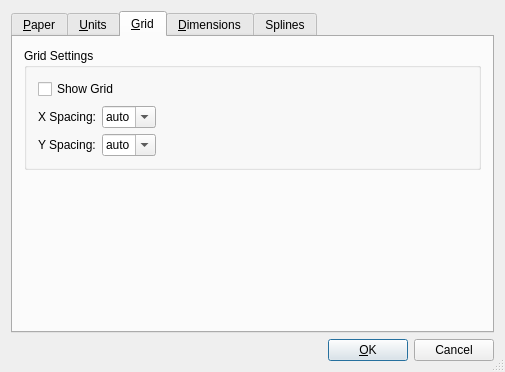
This is src/ui/forms/qg_dlgoptionsdrawing.ui in melanes/sodacad as Qt 5 draws it before an edit. The edited form follows.
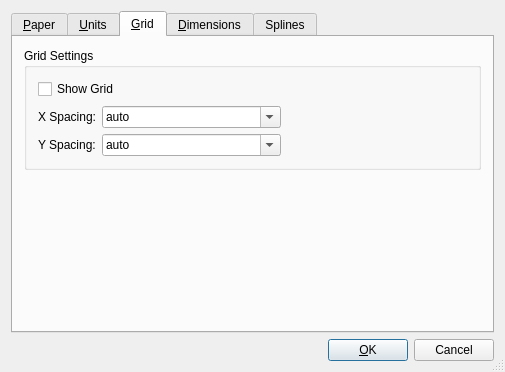
This is the edited form. The open tabs and pages were chosen to show the change. Custom widgets are drawn as their Qt base class.

What changed in the file:
```diff
--- a/src/ui/forms/qg_dlgoptionsdrawing.ui
+++ b/src/ui/forms/qg_dlgoptionsdrawing.ui
@@ -414,14 +414,14 @@
       <attribute name="title">
        <string>&amp;Grid</string>
       </attribute>
-      <layout class="QVBoxLayout">
-       <item>
+      <layout class="QGridLayout" name="gridLayout_2">
+       <item row="0" column="0">
         <widget class="Q3ButtonGroup" name="bgGrid">
          <property name="title">
           <string>Grid Settings</string>
          </property>
-         <layout class="QVBoxLayout">
-          <item>
+         <layout class="QGridLayout" name="gridLayout">
+          <item row="0" column="0" colspan="3">
            <layout class="QHBoxLayout">
             <item>
              <widget class="QCheckBox" name="cbGridOn">
@@ -448,41 +448,7 @@
             </item>
            </layout>
           </item>
-          <item>
-           <layout class="QGridLayout">
-            <item row="1" column="2">
-             <spacer name="spacer14_2">
-              <property name="orientation">
-               <enum>Qt::Horizontal</enum>
-              </property>
-              <property name="sizeType">
-               <enum>QSizePolicy::Expanding</enum>
-              </property>
-              <property name="sizeHint" stdset="0">
-               <size>
-                <width>111</width>
-                <height>20</height>
-               </size>
-              </property>
-             </spacer>
-            </item>
-            <item row="0" column="2">
-             <spacer name="spacer14">
-              <property name="orientation">
-               <enum>Qt::Horizontal</enum>
-              </property>
-              <property name="sizeType">
-               <enum>QSizePolicy::Expanding</enum>
-              </property>
-              <property name="sizeHint" stdset="0">
-               <size>
-                <width>111</width>
-                <height>20</height>
-               </size>
-              </property>
-             </spacer>
-            </item>
-            <item row="0" column="0">
+          <item row="1" column="0">
              <widget class="QLabel" name="lXSpacing">
               <property name="text">
                <string>X Spacing:</string>
@@ -493,7 +459,13 @@
              </widget>
             </item>
             <item row="1" column="1">
-             <widget class="QComboBox" name="cbYSpacing">
+           <widget class="QComboBox" name="cbXSpacing">
+            <property name="sizePolicy">
+             <sizepolicy hsizetype="MinimumExpanding" vsizetype="Fixed">
+              <horstretch>0</horstretch>
+              <verstretch>0</verstretch>
+             </sizepolicy>
+            </property>
               <property name="editable">
                <bool>true</bool>
               </property>
@@ -524,7 +496,23 @@
               </item>
              </widget>
             </item>
-            <item row="1" column="0">
+          <item row="1" column="2">
+           <spacer name="spacer14">
+            <property name="orientation">
+             <enum>Qt::Horizontal</enum>
+            </property>
+            <property name="sizeType">
+             <enum>QSizePolicy::Expanding</enum>
+            </property>
+            <property name="sizeHint" stdset="0">
+             <size>
+              <width>180</width>
+              <height>20</height>
+             </size>
+            </property>
+           </spacer>
+          </item>
+          <item row="2" column="0">
              <widget class="QLabel" name="lYSpacing">
               <property name="text">
                <string>Y Spacing:</string>
@@ -534,8 +522,14 @@
               </property>
              </widget>
             </item>
-            <item row="0" column="1">
-             <widget class="QComboBox" name="cbXSpacing">
+          <item row="2" column="1">
+           <widget class="QComboBox" name="cbYSpacing">
+            <property name="sizePolicy">
+             <sizepolicy hsizetype="MinimumExpanding" vsizetype="Fixed">
+              <horstretch>0</horstretch>
+              <verstretch>0</verstretch>
+             </sizepolicy>
+            </property>
               <property name="editable">
                <bool>true</bool>
               </property>
@@ -566,12 +560,26 @@
               </item>
              </widget>
             </item>
-           </layout>
+          <item row="2" column="2">
+           <spacer name="spacer14_2">
+            <property name="orientation">
+             <enum>Qt::Horizontal</enum>
+            </property>
+            <property name="sizeType">
+             <enum>QSizePolicy::Expanding</enum>
+            </property>
+            <property name="sizeHint" stdset="0">
+             <size>
+              <width>180</width>
+              <height>20</height>
+             </size>
+            </property>
+           </spacer>
           </item>
          </layout>
         </widget>
        </item>
-       <item>
+       <item row="1" column="0">
         <spacer name="spacer17">
          <property name="orientation">
           <enum>Qt::Vertical</enum>
```
Left out of the diff: 6 changed lines with no effect on the pictures. Lines whose indentation alone changed are shown as unchanged.
